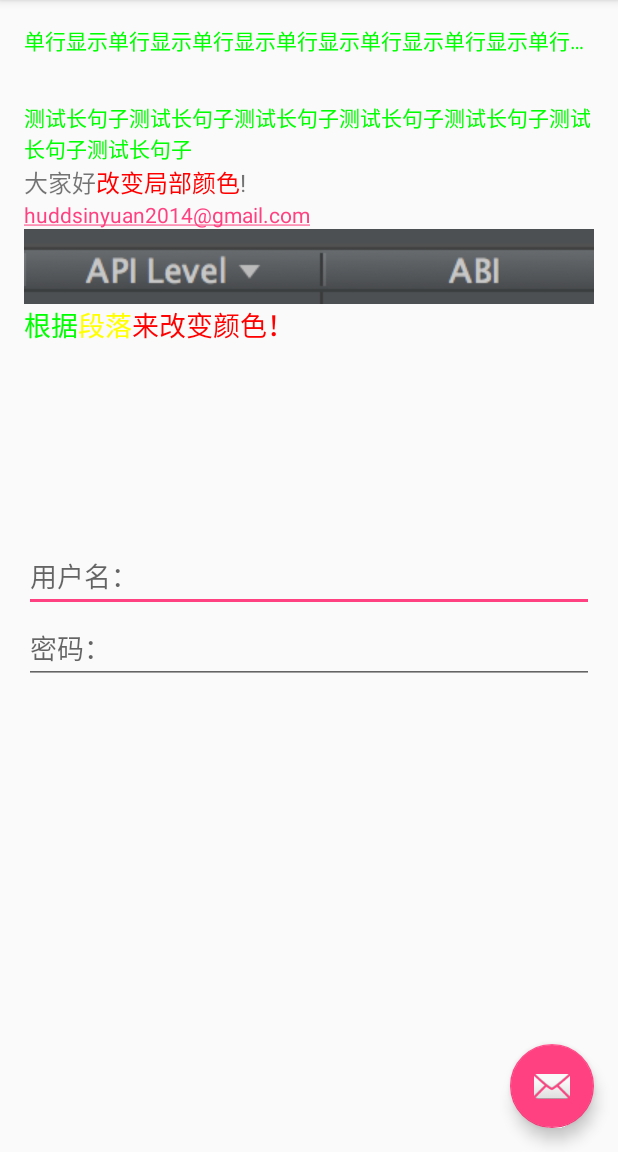
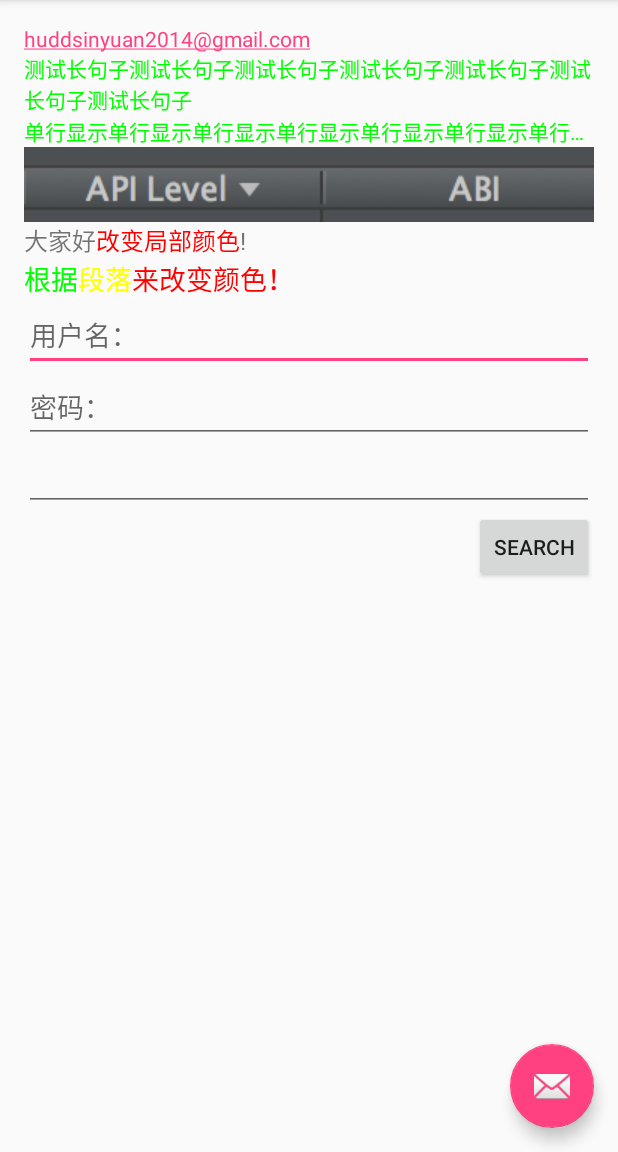
Before and after one commit to HuddsinYuan/AndroidDev, an Android app: the screen it shows after launch (MainActivity), on a phone screen of 412 x 824 dp, the part 84-1236 px from its top. Run offline under Robolectric (Android 15) with nearby library versions, the phone set to English and light mode, and no system bars.

Commit message:
TextEdit Finish

```diff
--- a/HelloAndroid/app/src/main/java/com/future/jonassen/helloandroid/MainActivity.java
+++ b/HelloAndroid/app/src/main/java/com/future/jonassen/helloandroid/MainActivity.java
@@ -20,11 +20,14 @@ import android.view.MotionEvent;
 import android.view.View;
 import android.view.Menu;
 import android.view.MenuItem;
+import android.widget.ArrayAdapter;
+import android.widget.AutoCompleteTextView;
 import android.widget.FrameLayout;
 import android.widget.TextView;
 
 public class MainActivity extends AppCompatActivity {
-
+    private static final String[] autoinfo = new String[]
+            {"abstract","c#ccccccc","sdffdasd","uuushhh","ppppoooosd","yyyyyddff","nnnnddff","aaaaayyyyy"};
     @Override
     protected void onCreate(Bundle savedInstanceState) {
         super.onCreate(savedInstanceState);
@@ -44,6 +47,10 @@ public class MainActivity extends AppCompatActivity {
 
         tView2.setText(styleBuilder);
 
+        ArrayAdapter<String> adapter=new ArrayAdapter<String>(this, android.R.layout.simple_dropdown_item_1line,autoinfo);
+        AutoCompleteTextView actxTextView=(AutoCompleteTextView)findViewById(R.id.AutoCompleteText);
+        actxTextView.setAdapter(adapter);
+
         FloatingActionButton fab = (FloatingActionButton) findViewById(R.id.fab);
         fab.setOnClickListener(new View.OnClickListener() {
             @Override
@@ -53,19 +60,6 @@ public class MainActivity extends AppCompatActivity {
             }
         });
     }
-//        FrameLayout frameLayout=(FrameLayout)findViewById(R.id.mylayout);
-//        final UserView view = new UserView(MainActivity.this);
-//
-//        view.setOnTouchListener(new View.OnTouchListener() {
-//            @Override
-//            public boolean onTouch(View v, MotionEvent event) {
-//                view.invalidate();
-//                return true;
-//            }
-//        });
-//        frameLayout.addView(view);
-
-
 
     @Override
     public boolean onCreateOptionsMenu(Menu menu) {
--- a/HelloAndroid/app/src/main/res/layout/content_main.xml
+++ b/HelloAndroid/app/src/main/res/layout/content_main.xml
@@ -1,90 +1,91 @@
 <?xml version="1.0" encoding="utf-8"?>
 <RelativeLayout xmlns:android="http://schemas.android.com/apk/res/android"
     xmlns:tools="http://schemas.android.com/tools"
-    xmlns:app="http://schemas.android.com/apk/res-auto" android:layout_width="match_parent"
-    android:layout_height="match_parent" android:paddingLeft="@dimen/activity_horizontal_margin"
+    xmlns:app="http://schemas.android.com/apk/res-auto"
+    android:layout_width="fill_parent"
+    android:layout_height="fill_parent"
+    android:paddingLeft="@dimen/activity_horizontal_margin"
     android:paddingRight="@dimen/activity_horizontal_margin"
     android:paddingTop="@dimen/activity_vertical_margin"
     android:paddingBottom="@dimen/activity_vertical_margin"
     app:layout_behavior="@string/appbar_scrolling_view_behavior"
-    tools:showIn="@layout/activity_main" tools:context=".MainActivity">
+    tools:showIn="@layout/activity_main"
+    tools:context=".MainActivity">
 
-    <TextView
-        android:layout_width="fill_parent"
-        android:layout_height="fill_parent"
-        android:singleLine="true"
-        android:text="@string/short_text"
-        android:textSize="14sp"
-        android:textColor="#00ff00"
-        android:layout_alignParentLeft="true"
-        android:layout_alignParentStart="true"
-        android:layout_alignParentEnd="false"
-        android:id="@+id/textView4" />
     <TextView
         android:layout_width="fill_parent"
         android:layout_height="wrap_content"
         android:text="@string/long_text"
         android:textSize="14sp"
         android:textColor="#00ff00"
-        android:id="@+id/textView3"
-        android:layout_marginTop="52dp"
-        android:layout_alignParentTop="true"
-        android:layout_alignParentLeft="true"
-        android:layout_alignParentStart="true" />
+        android:id="@+id/long_text"
+        android:layout_below="@+id/mail" />
     <TextView
-        android:layout_width="wrap_content"
+        android:layout_width="fill_parent"
         android:layout_height="wrap_content"
         android:text="@string/mail"
         android:autoLink="email"
         android:maxHeight="50dp"
-        android:id="@+id/textView2"
-        android:layout_below="@+id/tv3"
-        android:layout_alignParentLeft="true"
-        android:layout_alignParentStart="true" />
+        android:id="@+id/mail"/>
+
+    <TextView
+        android:layout_width="wrap_content"
+        android:layout_height="wrap_content"
+        android:singleLine="true"
+        android:text="@string/short_text"
+        android:textSize="14sp"
+        android:textColor="#00ff00"
+        android:id="@+id/short_text"
+        android:layout_below="@+id/long_text"/>
+
     <TextView
         android:layout_width="wrap_content"
         android:layout_height="wrap_content"
         android:text="@string/pic_text"
         android:drawableTop="@drawable/testpic"
         android:maxHeight="50dp"
-        android:id="@+id/textView"
-        android:layout_below="@+id/textView2"
-        android:layout_alignParentLeft="true"
-        android:layout_alignParentStart="true" />
+        android:id="@+id/pic_text"
+        android:layout_below="@+id/short_text" />
     <TextView
         android:layout_width="fill_parent"
         android:layout_height="wrap_content"
         android:id="@+id/tv3"
         android:textSize="16sp"
-        android:layout_below="@+id/textView3"
-        android:layout_alignParentLeft="true"
-        android:layout_alignParentStart="true" />
+        android:layout_below="@+id/pic_text" />
     <TextView
         android:layout_width="fill_parent"
         android:layout_height="wrap_content"
         android:id="@+id/tv4"
         android:textSize="18sp"
-        android:layout_below="@+id/textView"
-        android:layout_alignParentLeft="true"
-        android:layout_alignParentStart="true" />
+        android:layout_below="@+id/tv3" />
     <EditText
         android:layout_width="fill_parent"
         android:layout_height="wrap_content"
         android:inputType="text"
         android:hint="@string/UserName"
-        android:id="@+id/editText"
-        android:layout_centerVertical="true"
-        android:layout_alignParentLeft="true"
-        android:layout_alignParentStart="true" />
+        android:id="@+id/usrname"
+        android:layout_below="@+id/tv4" />
     <EditText
         android:layout_width="fill_parent"
         android:layout_height="wrap_content"
         android:inputType="textPassword"
         android:hint="@string/Password"
-        android:layout_below="@+id/editText"
-        android:layout_alignParentLeft="true"
-        android:layout_alignParentStart="true" />
-
+        android:layout_below="@+id/usrname"
+        android:id="@+id/pass" />
+    <AutoCompleteTextView
+        android:layout_width="fill_parent"
+        android:layout_height="wrap_content"
+        android:id="@+id/AutoCompleteText"
+        android:completionThreshold="1"
+        android:layout_below="@+id/pass"
+        />
+    <Button
+        android:layout_width="80dp"
+        android:layout_height="wrap_content"
+        android:layout_below="@+id/AutoCompleteText"
+        android:layout_alignParentRight="true"
+        android:text="Search"
+        />
 </RelativeLayout>
 
 <!--<FrameLayout xmlns:android="http://schemas.android.com/apk/res/android"-->
```
